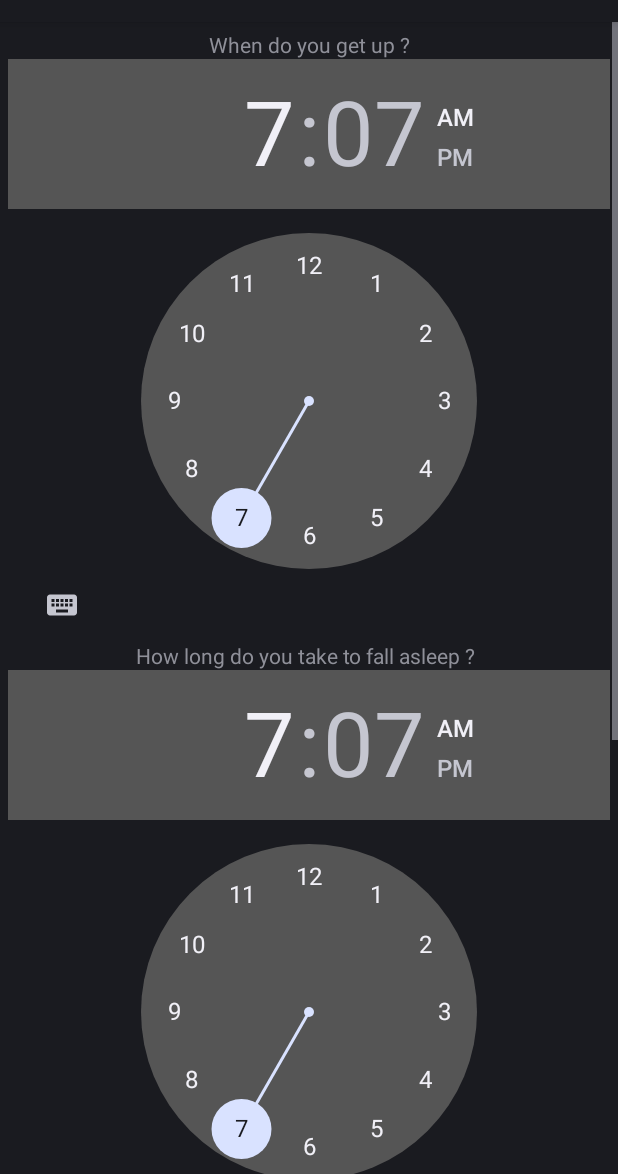
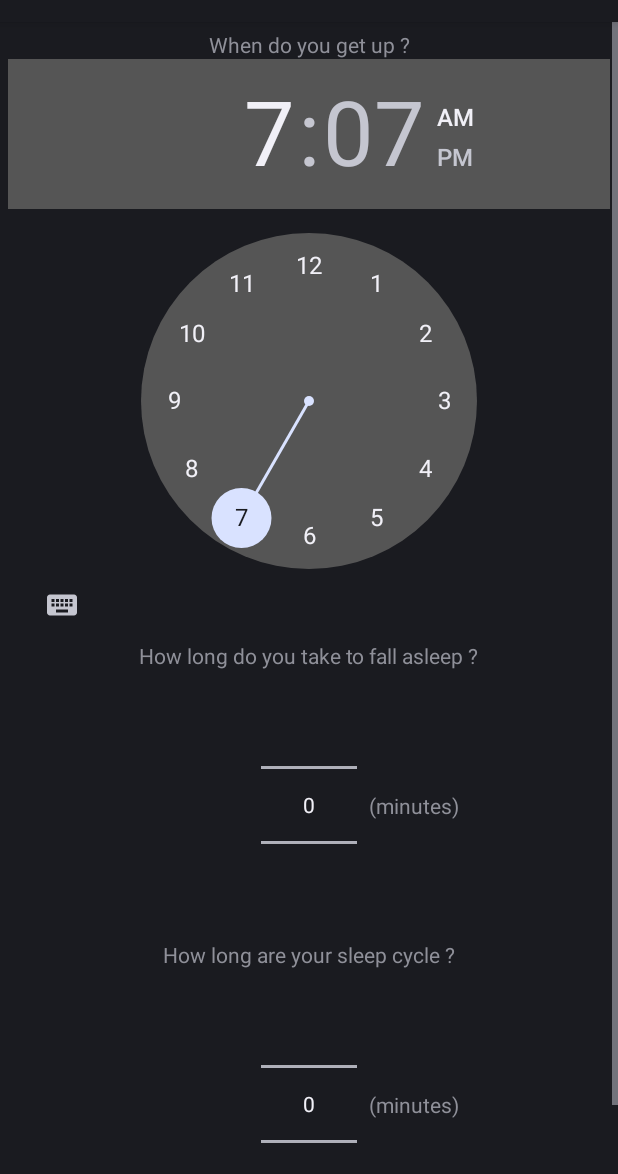
Before and after one commit to BrianGiannini/sleep-on-time, an Android app: the layout activity_main.xml on its own in the app's theme, with its tools: preview values and no code run, on a phone screen of 412 x 824 dp, the part 62-1236 px from its top. Run offline under Robolectric (Android 15) with nearby library versions, the phone set to English and light mode, and no system bars; plain views replace BoxInsetLayout.

Commit message:
improve UI

```diff
--- a/app/src/main/res/layout/activity_main.xml
+++ b/app/src/main/res/layout/activity_main.xml
@@ -42,12 +42,11 @@
                 android:layout_height="wrap_content"
                 android:text="@string/how_long_fall_asleep_text"
                 app:layout_constraintEnd_toEndOf="parent"
-                app:layout_constraintHorizontal_bias="0.49"
                 app:layout_constraintStart_toStartOf="parent"
                 app:layout_constraintTop_toBottomOf="@+id/time_picker_get_up" />
 
-            <TimePicker
-                android:id="@+id/time_picker_fall_aslep"
+            <NumberPicker
+                android:id="@+id/number_picker_fall_aslep"
                 android:layout_width="wrap_content"
                 android:layout_height="wrap_content"
                 app:layout_constraintEnd_toEndOf="parent"
@@ -60,16 +59,35 @@
                 android:layout_height="wrap_content"
                 android:text="@string/length_cycle_text"
                 app:layout_constraintEnd_toEndOf="parent"
-                app:layout_constraintHorizontal_bias="1.0"
                 app:layout_constraintStart_toStartOf="parent"
-                app:layout_constraintTop_toBottomOf="@+id/time_picker_fall_aslep" />
+                app:layout_constraintTop_toBottomOf="@+id/number_picker_fall_aslep" />
 
-            <TimePicker
-                android:id="@+id/time_picker_sleep_cycle_duration"
+            <NumberPicker
+                android:id="@+id/number_picker_sleep_cycle_duration"
                 android:layout_width="wrap_content"
                 android:layout_height="wrap_content"
                 app:layout_constraintEnd_toEndOf="parent"
                 app:layout_constraintStart_toStartOf="parent"
+                app:layout_constraintTop_toBottomOf="@+id/fall_asleep_text2" />
+
+            <TextView
+                android:id="@+id/textView"
+                android:layout_width="wrap_content"
+                android:layout_height="wrap_content"
+                android:layout_marginStart="8dp"
+                android:text="@string/minutes_text"
+                app:layout_constraintBottom_toBottomOf="@+id/number_picker_fall_aslep"
+                app:layout_constraintStart_toEndOf="@+id/number_picker_fall_aslep"
+                app:layout_constraintTop_toBottomOf="@+id/fall_asleep_text" />
+
+            <TextView
+                android:id="@+id/textView2"
+                android:layout_width="wrap_content"
+                android:layout_height="wrap_content"
+                android:layout_marginStart="8dp"
+                android:text="@string/minutes_text"
+                app:layout_constraintBottom_toBottomOf="@+id/number_picker_sleep_cycle_duration"
+                app:layout_constraintStart_toEndOf="@+id/number_picker_sleep_cycle_duration"
                 app:layout_constraintTop_toBottomOf="@+id/fall_asleep_text2" />
 
         </androidx.constraintlayout.widget.ConstraintLayout>
--- a/app/src/main/res/values/strings.xml
+++ b/app/src/main/res/values/strings.xml
@@ -7,5 +7,6 @@
     <string name="when_get_up_text">When do you get up ?</string>
     <string name="how_long_fall_asleep_text">How long do you take to fall asleep ?</string>
     <string name="length_cycle_text">How long are your sleep cycle ?</string>
-    <string name="how_many_cycle_text">HJow many cycles you aim to sleep ?</string>
+    <string name="how_many_cycle_text">How many cycles you aim to sleep ?</string>
+    <string name="minutes_text">(minutes)</string>
 </resources>
```
Also changed, not shown: app/src/main/java/io/sangui/sleepontime/MainActivity.kt (+10 -5 lines).
